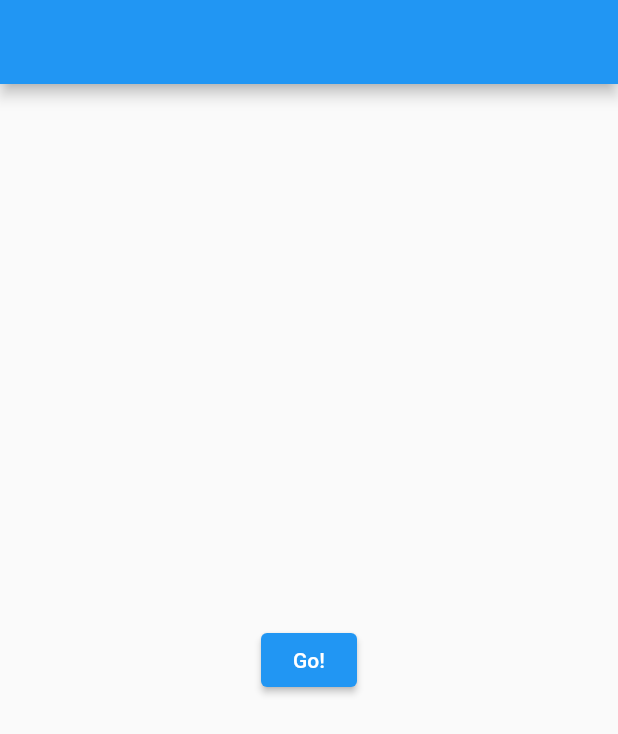
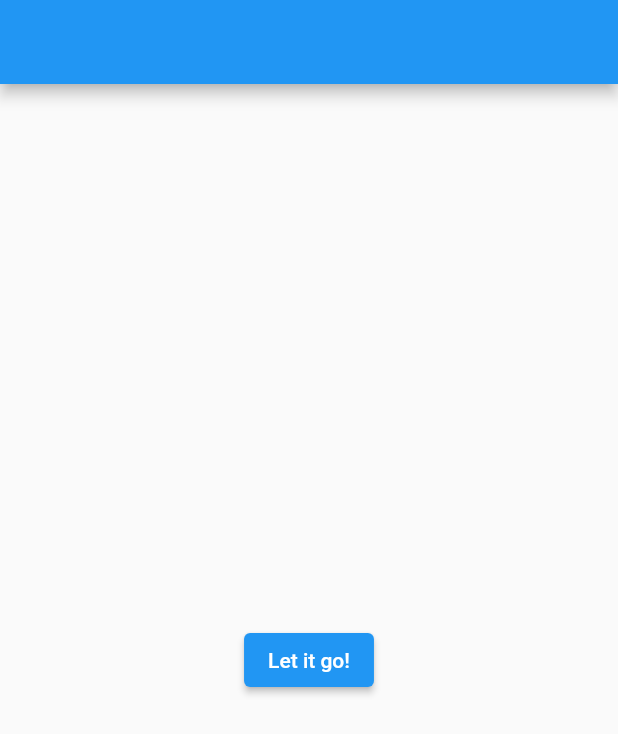
Before and after one commit to OkonovUrmat/First-Flutter-App, a Flutter app: the screen it shows after launch, on a phone screen of 412 x 824 dp. Shown: the top 734 px of the screen. Run offline on Flutter 3.47's test engine with Material 2 defaults, Android fonts, the phone set to English and light mode, and no system bars.

Commit message:
main.dart: Text refactoring

```diff
--- a/lib/main.dart
+++ b/lib/main.dart
@@ -12,7 +12,7 @@ class Page1 extends StatelessWidget {
       appBar: AppBar(),
       body: Center(
         child: ElevatedButton(
-          child: Text('Go!'),
+          child: Text('Let it go!'),
           onPressed: () {
             Navigator.of(context).push(_createRoute());
           },
```
